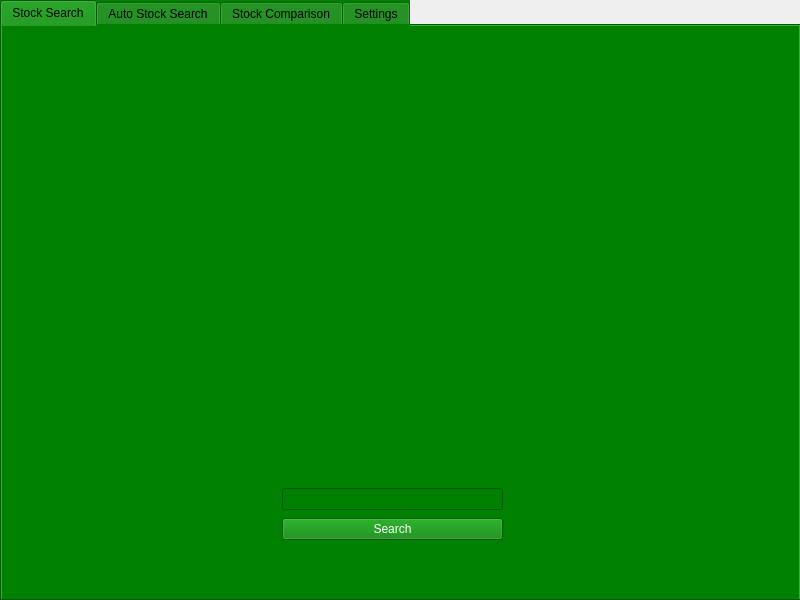
Old version of the form stockapp.ui in the repository Alexandur11/investing-.
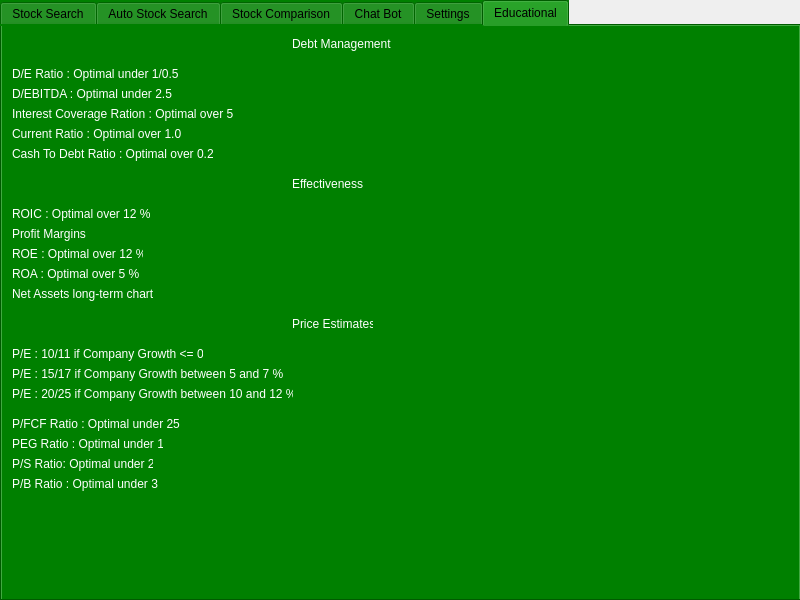
New version of the form. The open tabs and pages were chosen to show the change.

Commit message: add chat bot

The edit to the form file:
```diff
--- a/stockapp.ui
+++ b/stockapp.ui
@@ -1440,6 +1440,58 @@
      </widget>
     </widget>
    </widget>
+   <widget class="QWidget" name="chat_bot_tab">
+    <property name="accessibleName">
+     <string>chat_bot_widget</string>
+    </property>
+    <attribute name="title">
+     <string>Chat Bot</string>
+    </attribute>
+    <widget class="QTextBrowser" name="text_browser">
+     <property name="geometry">
+      <rect>
+       <x>10</x>
+       <y>10</y>
+       <width>771</width>
+       <height>471</height>
+      </rect>
+     </property>
+     <property name="styleSheet">
+      <string notr="true">background: black;
+color: white;</string>
+     </property>
+    </widget>
+    <widget class="QPushButton" name="chat_bot_search_button">
+     <property name="geometry">
+      <rect>
+       <x>560</x>
+       <y>490</y>
+       <width>75</width>
+       <height>71</height>
+      </rect>
+     </property>
+     <property name="styleSheet">
+      <string notr="true">background: transperant;
+color:white;</string>
+     </property>
+     <property name="text">
+      <string>Search</string>
+     </property>
+    </widget>
+    <widget class="QTextEdit" name="chat_bot_text_edit">
+     <property name="geometry">
+      <rect>
+       <x>150</x>
+       <y>490</y>
+       <width>411</width>
+       <height>71</height>
+      </rect>
+     </property>
+     <property name="styleSheet">
+      <string notr="true">background: white;</string>
+     </property>
+    </widget>
+   </widget>
    <widget class="QWidget" name="stock_search_settings">
     <property name="accessibleName">
      <string>settings_search_tab_widget</string>
@@ -1520,6 +1572,337 @@
      </layout>
     </widget>
    </widget>
+   <widget class="QWidget" name="educational_tab">
+    <property name="accessibleName">
+     <string>educational_tab_widget</string>
+    </property>
+    <attribute name="title">
+     <string>Educational</string>
+    </attribute>
+    <widget class="QLabel" name="debt_management_label">
+     <property name="geometry">
+      <rect>
+       <x>290</x>
+       <y>10</y>
+       <width>111</width>
+       <height>16</height>
+      </rect>
+     </property>
+     <property name="styleSheet">
+      <string notr="true">color: white;</string>
+     </property>
+     <property name="text">
+      <string>Debt Management</string>
+     </property>
+    </widget>
+    <widget class="QLabel" name="de_label">
+     <property name="geometry">
+      <rect>
+       <x>10</x>
+       <y>40</y>
+       <width>171</width>
+       <height>16</height>
+      </rect>
+     </property>
+     <property name="styleSheet">
+      <string notr="true">color: white;</string>
+     </property>
+     <property name="text">
+      <string>D/E Ratio : Optimal under 1/0.5</string>
+     </property>
+     <property name="openExternalLinks">
+      <bool>false</bool>
+     </property>
+    </widget>
+    <widget class="QLabel" name="d_eb_label">
+     <property name="geometry">
+      <rect>
+       <x>10</x>
+       <y>60</y>
+       <width>161</width>
+       <height>16</height>
+      </rect>
+     </property>
+     <property name="styleSheet">
+      <string notr="true">color: white;</string>
+     </property>
+     <property name="text">
+      <string>D/EBITDA : Optimal under 2.5</string>
+     </property>
+    </widget>
+    <widget class="QLabel" name="cr_label">
+     <property name="geometry">
+      <rect>
+       <x>10</x>
+       <y>100</y>
+       <width>171</width>
+       <height>16</height>
+      </rect>
+     </property>
+     <property name="styleSheet">
+      <string notr="true">color: white;</string>
+     </property>
+     <property name="text">
+      <string>Current Ratio : Optimal over 1.0</string>
+     </property>
+    </widget>
+    <widget class="QLabel" name="ctdr_label">
+     <property name="geometry">
+      <rect>
+       <x>10</x>
+       <y>120</y>
+       <width>201</width>
+       <height>16</height>
+      </rect>
+     </property>
+     <property name="styleSheet">
+      <string notr="true">color: white;</string>
+     </property>
+     <property name="text">
+      <string>Cash To Debt Ratio : Optimal over 0.20</string>
+     </property>
+    </widget>
+    <widget class="QLabel" name="effectiveness_label">
+     <property name="geometry">
+      <rect>
+       <x>290</x>
+       <y>150</y>
+       <width>71</width>
+       <height>16</height>
+      </rect>
+     </property>
+     <property name="styleSheet">
+      <string notr="true">color: white;</string>
+     </property>
+     <property name="text">
+      <string>Effectiveness</string>
+     </property>
+    </widget>
+    <widget class="QLabel" name="roic_label">
+     <property name="geometry">
+      <rect>
+       <x>10</x>
+       <y>180</y>
+       <width>141</width>
+       <height>16</height>
+      </rect>
+     </property>
+     <property name="styleSheet">
+      <string notr="true">color: white;</string>
+     </property>
+     <property name="text">
+      <string>ROIC : Optimal over 12 %</string>
+     </property>
+    </widget>
+    <widget class="QLabel" name="profit_margins_label">
+     <property name="geometry">
+      <rect>
+       <x>10</x>
+       <y>200</y>
+       <width>81</width>
+       <height>16</height>
+      </rect>
+     </property>
+     <property name="styleSheet">
+      <string notr="true">color: white;</string>
+     </property>
+     <property name="text">
+      <string>Profit Margins</string>
+     </property>
+    </widget>
+    <widget class="QLabel" name="roe_label">
+     <property name="geometry">
+      <rect>
+       <x>10</x>
+       <y>220</y>
+       <width>131</width>
+       <height>16</height>
+      </rect>
+     </property>
+     <property name="styleSheet">
+      <string notr="true">color: white;</string>
+     </property>
+     <property name="text">
+      <string>ROE : Optimal over 12 %</string>
+     </property>
+    </widget>
+    <widget class="QLabel" name="roa_label">
+     <property name="geometry">
+      <rect>
+       <x>10</x>
+       <y>240</y>
+       <width>131</width>
+       <height>16</height>
+      </rect>
+     </property>
+     <property name="styleSheet">
+      <string notr="true">color: white;</string>
+     </property>
+     <property name="text">
+      <string>ROA : Optimal over 5 %</string>
+     </property>
+    </widget>
+    <widget class="QLabel" name="net_assets_label">
+     <property name="geometry">
+      <rect>
+       <x>10</x>
+       <y>260</y>
+       <width>151</width>
+       <height>16</height>
+      </rect>
+     </property>
+     <property name="styleSheet">
+      <string notr="true">color: white;</string>
+     </property>
+     <property name="text">
+      <string>Net Assets long-term chart</string>
+     </property>
+    </widget>
+    <widget class="QLabel" name="price_estimates_label">
+     <property name="geometry">
+      <rect>
+       <x>290</x>
+       <y>290</y>
+       <width>81</width>
+       <height>16</height>
+      </rect>
+     </property>
+     <property name="styleSheet">
+      <string notr="true">color: white;</string>
+     </property>
+     <property name="text">
+      <string>Price Estimates</string>
+     </property>
+    </widget>
+    <widget class="QLabel" name="pe_label">
+     <property name="geometry">
+      <rect>
+       <x>10</x>
+       <y>320</y>
+       <width>191</width>
+       <height>16</height>
+      </rect>
+     </property>
+     <property name="styleSheet">
+      <string notr="true">color: white;</string>
+     </property>
+     <property name="text">
+      <string>P/E : 10/11 if Company Growth &lt;= 0</string>
+     </property>
+    </widget>
+    <widget class="QLabel" name="pe_label_2">
+     <property name="geometry">
+      <rect>
+       <x>10</x>
+       <y>340</y>
+       <width>271</width>
+       <height>16</height>
+      </rect>
+     </property>
+     <property name="styleSheet">
+      <string notr="true">color: white;</string>
+     </property>
+     <property name="text">
+      <string>P/E : 15/17 if Company Growth between 5 and 7 %</string>
+     </property>
+    </widget>
+    <widget class="QLabel" name="pe_label_3">
+     <property name="geometry">
+      <rect>
+       <x>10</x>
+       <y>360</y>
+       <width>281</width>
+       <height>16</height>
+      </rect>
+     </property>
+     <property name="styleSheet">
+      <string notr="true">color: white;</string>
+     </property>
+     <property name="text">
+      <string>P/E : 20/25 if Company Growth between 10 and 12 %</string>
+     </property>
+    </widget>
+    <widget class="QLabel" name="icr_label">
+     <property name="geometry">
+      <rect>
+       <x>10</x>
+       <y>80</y>
+       <width>221</width>
+       <height>16</height>
+      </rect>
+     </property>
+     <property name="styleSheet">
+      <string notr="true">color: white;</string>
+     </property>
+     <property name="text">
+      <string>Interest Coverage Ration : Optimal over 5</string>
+     </property>
+    </widget>
+    <widget class="QLabel" name="p_fcf_label">
+     <property name="geometry">
+      <rect>
+       <x>10</x>
+       <y>390</y>
+       <width>171</width>
+       <height>16</height>
+      </rect>
+     </property>
+     <property name="styleSheet">
+      <string notr="true">color: white;</string>
+     </property>
+     <property name="text">
+      <string>P/FCF Ratio : Optimal under 25</string>
+     </property>
+    </widget>
+    <widget class="QLabel" name="peg_label">
+     <property name="geometry">
+      <rect>
+       <x>10</x>
+       <y>410</y>
+       <width>151</width>
+       <height>16</height>
+      </rect>
+     </property>
+     <property name="styleSheet">
+      <string notr="true">color: white;</string>
+     </property>
+     <property name="text">
+      <string>PEG Ratio : Optimal under 1</string>
+     </property>
+    </widget>
+    <widget class="QLabel" name="ps_label">
+     <property name="geometry">
+      <rect>
+       <x>10</x>
+       <y>430</y>
+       <width>141</width>
+       <height>16</height>
+      </rect>
+     </property>
+     <property name="styleSheet">
+      <string notr="true">color: white;</string>
+     </property>
+     <property name="text">
+      <string>P/S Ratio: Optimal under 2</string>
+     </property>
+    </widget>
+    <widget class="QLabel" name="pb_label">
+     <property name="geometry">
+      <rect>
+       <x>10</x>
+       <y>450</y>
+       <width>151</width>
+       <height>16</height>
+      </rect>
+     </property>
+     <property name="styleSheet">
+      <string notr="true">color: white;</string>
+     </property>
+     <property name="text">
+      <string>P/B Ratio : Optimal under 3</string>
+     </property>
+    </widget>
+   </widget>
   </widget>
  </widget>
  <resources/>
```
Left out of the diff: 15 changed lines with no effect on the pictures. The commit also changes 9 other files.
